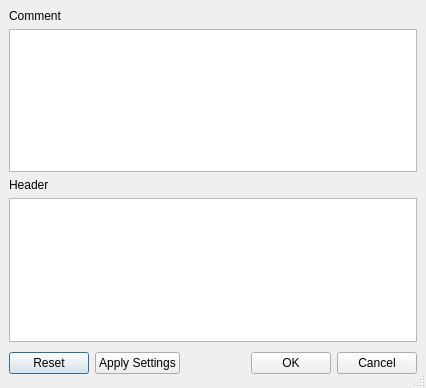
This is editor/ui/Header.ui in cc-archive/pootle as Qt 5 draws it before an edit. The edited form follows.
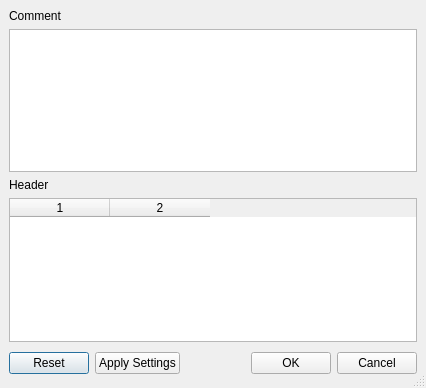
This is the edited form.

Commit message: delete files which have UI at the end

```diff
--- a/editor/ui/Header.ui
+++ b/editor/ui/Header.ui
@@ -35,19 +35,6 @@
      </property>
     </widget>
    </item>
-   <item row="3" column="0" >
-    <widget class="QTextEdit" name="txtHeader" >
-     <property name="enabled" >
-      <bool>true</bool>
-     </property>
-     <property name="mouseTracking" >
-      <bool>false</bool>
-     </property>
-     <property name="readOnly" >
-      <bool>true</bool>
-     </property>
-    </widget>
-   </item>
    <item row="1" column="0" >
     <widget class="QTextEdit" name="txtOtherComments" />
    </item>
@@ -112,6 +99,15 @@
      </item>
     </layout>
    </item>
+   <item row="3" column="0" >
+    <widget class="QTableWidget" name="tableHeader" >
+     <property name="columnCount" >
+      <number>2</number>
+     </property>
+     <column/>
+     <column/>
+    </widget>
+   </item>
   </layout>
  </widget>
  <pixmapfunction></pixmapfunction>
```
The commit also changes 7 other files.
